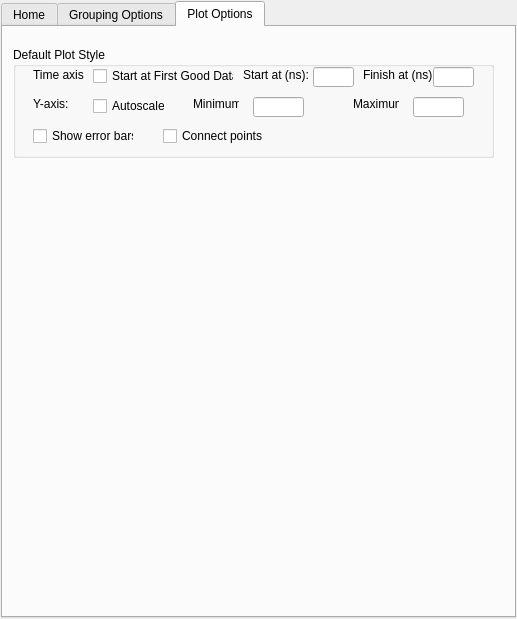
The window that Code/Mantid/MantidQt/CustomInterfaces/inc/MantidQtCustomInterfaces/MuonAnalysis.ui (mantidproject/mantid) describes before a commit, drawn with Qt 5.
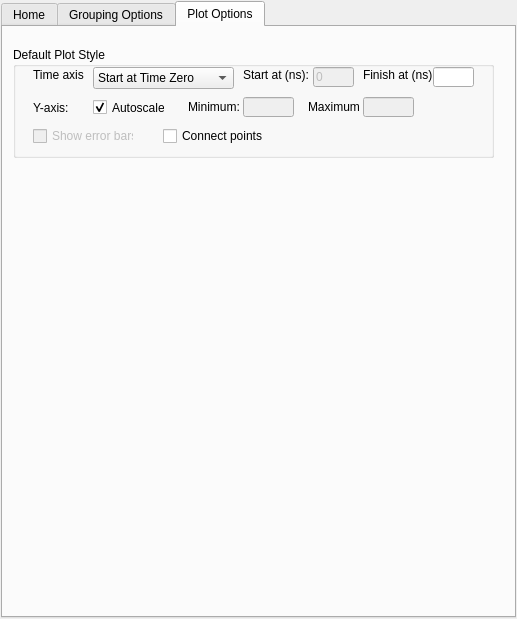
The same window after the commit. The open tabs and pages were chosen to show the change. Custom widgets are drawn as their Qt base class.

Commit message: Improvement to MuonAnalysis including link up most of Plot Option functionality and grouping of plotted workspaces. re #1849

```diff
--- a/Code/Mantid/MantidQt/CustomInterfaces/inc/MantidQtCustomInterfaces/MuonAnalysis.ui
+++ b/Code/Mantid/MantidQt/CustomInterfaces/inc/MantidQtCustomInterfaces/MuonAnalysis.ui
@@ -796,20 +796,10 @@
          <string>Finish at (ns):</string>
         </property>
        </widget>
-       <widget class="QCheckBox" name="timeAxisFirstGoodData" >
-        <property name="geometry" >
-         <rect>
-          <x>80</x>
-          <y>20</y>
-          <width>141</width>
-          <height>18</height>
-         </rect>
-        </property>
-        <property name="text" >
-         <string>Start at First Good Data</string>
-        </property>
-       </widget>
        <widget class="QLineEdit" name="timeAxisStartAtInput" >
+        <property name="enabled" >
+         <bool>false</bool>
+        </property>
         <property name="geometry" >
          <rect>
           <x>300</x>
@@ -818,6 +808,9 @@
           <height>20</height>
          </rect>
         </property>
+        <property name="text" >
+         <string>0</string>
+        </property>
        </widget>
        <widget class="QLineEdit" name="timeAxisFinishAtInput" >
         <property name="geometry" >
@@ -835,7 +828,7 @@
           <x>20</x>
           <y>50</y>
           <width>46</width>
-          <height>14</height>
+          <height>21</height>
          </rect>
         </property>
         <property name="text" >
@@ -848,20 +841,26 @@
           <x>80</x>
           <y>50</y>
           <width>72</width>
-          <height>18</height>
+          <height>21</height>
          </rect>
         </property>
         <property name="text" >
          <string>Autoscale</string>
         </property>
+        <property name="checked" >
+         <bool>true</bool>
+        </property>
        </widget>
        <widget class="QLabel" name="yAxisMinimumLabel" >
+        <property name="enabled" >
+         <bool>true</bool>
+        </property>
         <property name="geometry" >
          <rect>
-          <x>180</x>
+          <x>175</x>
           <y>50</y>
-          <width>46</width>
-          <height>14</height>
+          <width>51</width>
+          <height>20</height>
          </rect>
         </property>
         <property name="text" >
@@ -869,9 +868,12 @@
         </property>
        </widget>
        <widget class="QLineEdit" name="yAxisMinimumInput" >
+        <property name="enabled" >
+         <bool>false</bool>
+        </property>
         <property name="geometry" >
          <rect>
-          <x>240</x>
+          <x>230</x>
           <y>50</y>
           <width>51</width>
           <height>20</height>
@@ -879,12 +881,15 @@
         </property>
        </widget>
        <widget class="QLabel" name="yAxisMaximumLabel" >
+        <property name="enabled" >
+         <bool>true</bool>
+        </property>
         <property name="geometry" >
          <rect>
-          <x>340</x>
+          <x>295</x>
           <y>50</y>
-          <width>46</width>
-          <height>14</height>
+          <width>51</width>
+          <height>20</height>
          </rect>
         </property>
         <property name="text" >
@@ -892,9 +897,12 @@
         </property>
        </widget>
        <widget class="QLineEdit" name="yAxisMaximumInput" >
+        <property name="enabled" >
+         <bool>false</bool>
+        </property>
         <property name="geometry" >
          <rect>
-          <x>400</x>
+          <x>350</x>
           <y>50</y>
           <width>51</width>
           <height>20</height>
@@ -902,6 +910,9 @@
         </property>
        </widget>
        <widget class="QCheckBox" name="showErrorBars" >
+        <property name="enabled" >
+         <bool>false</bool>
+        </property>
         <property name="geometry" >
          <rect>
           <x>20</x>
@@ -927,6 +938,26 @@
          <string>Connect points</string>
         </property>
        </widget>
+       <widget class="QComboBox" name="timeComboBox" >
+        <property name="geometry" >
+         <rect>
+          <x>80</x>
+          <y>20</y>
+          <width>141</width>
+          <height>22</height>
+         </rect>
+        </property>
+        <item>
+         <property name="text" >
+          <string>Start at Time Zero</string>
+         </property>
+        </item>
+        <item>
+         <property name="text" >
+          <string>Start at First Good Data</string>
+         </property>
+        </item>
+       </widget>
       </widget>
      </widget>
     </widget>
```
Left out of the diff: 3 changed lines with no effect on the pictures. The commit also changes 2 other files.
